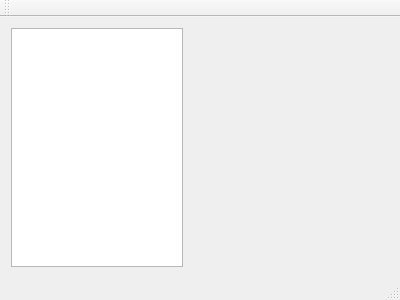
Old version of the form mainwindow.ui in the repository AAbdulhakov/beward_test.
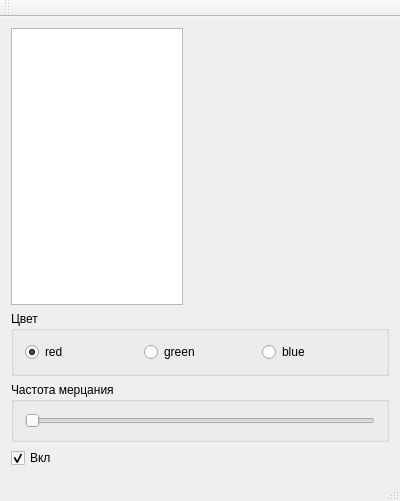
New version of the form. Custom widgets are drawn as their Qt base class.

Patch:
```diff
--- a/mainwindow.ui
+++ b/mainwindow.ui
@@ -7,14 +7,16 @@
     <x>0</x>
     <y>0</y>
     <width>400</width>
-    <height>300</height>
+    <height>501</height>
    </rect>
   </property>
   <property name="windowTitle">
    <string>MainWindow</string>
   </property>
   <widget class="QWidget" name="centralWidget">
-   <layout class="QHBoxLayout" name="horizontalLayout" stretch="0,1">
+   <layout class="QVBoxLayout" name="verticalLayout">
+    <item>
+     <layout class="QHBoxLayout" name="horizontalLayout_2">
     <item>
      <widget class="QTextEdit" name="textEdit"/>
     </item>
@@ -31,6 +33,73 @@
         <width>200</width>
         <height>200</height>
        </size>
+        </property>
+       </widget>
+      </item>
+     </layout>
+    </item>
+    <item>
+     <widget class="QGroupBox" name="groupBox">
+      <property name="title">
+       <string>Цвет</string>
+      </property>
+      <layout class="QHBoxLayout" name="horizontalLayout">
+       <item>
+        <widget class="QRadioButton" name="radioButton_red">
+         <property name="text">
+          <string>red</string>
+         </property>
+         <property name="checked">
+          <bool>true</bool>
+         </property>
+        </widget>
+       </item>
+       <item>
+        <widget class="QRadioButton" name="radioButton_green">
+         <property name="text">
+          <string>green</string>
+         </property>
+        </widget>
+       </item>
+       <item>
+        <widget class="QRadioButton" name="radioButton_blue">
+         <property name="text">
+          <string>blue</string>
+         </property>
+        </widget>
+       </item>
+      </layout>
+     </widget>
+    </item>
+    <item>
+     <widget class="QGroupBox" name="groupBox_2">
+      <property name="title">
+       <string>Частота мерцания</string>
+      </property>
+      <layout class="QHBoxLayout" name="horizontalLayout_3">
+       <item>
+        <widget class="QSlider" name="horizontalSlider_rate">
+         <property name="maximum">
+          <number>5</number>
+         </property>
+         <property name="pageStep">
+          <number>1</number>
+         </property>
+         <property name="orientation">
+          <enum>Qt::Horizontal</enum>
+         </property>
+        </widget>
+       </item>
+      </layout>
+     </widget>
+    </item>
+    <item>
+     <widget class="QCheckBox" name="checkBox_onoff">
+      <property name="text">
+       <string>Вкл</string>
+      </property>
+      <property name="checked">
+       <bool>true</bool>
       </property>
      </widget>
     </item>
```
Lines whose indentation alone changed are shown as unchanged.
